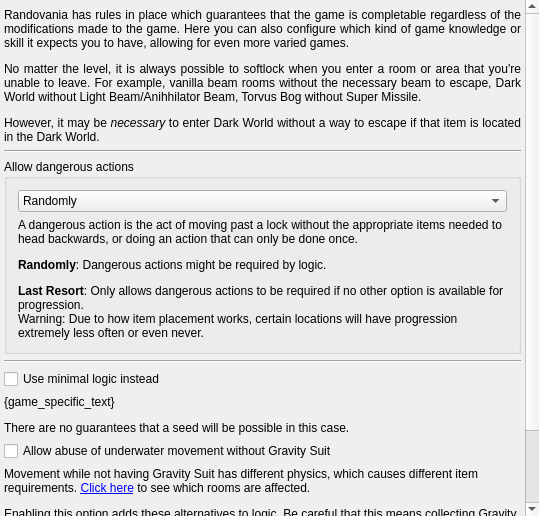
Old version of the form randovania/gui/ui_files/preset_trick_level.ui in the repository randovania/randovania.
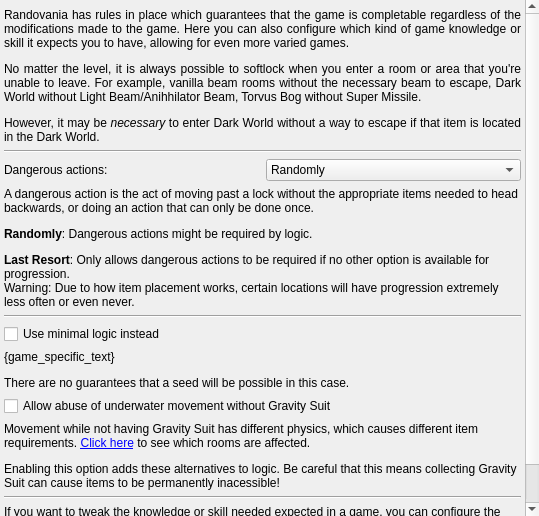
New version of the form.

Commit message: Don't use a group for the dangerous actions settings

Diff of the .ui file:
```diff
--- a/randovania/gui/ui_files/preset_trick_level.ui
+++ b/randovania/gui/ui_files/preset_trick_level.ui
@@ -50,7 +50,7 @@
          <x>0</x>
          <y>0</y>
          <width>525</width>
-         <height>666</height>
+         <height>625</height>
         </rect>
        </property>
        <layout class="QVBoxLayout" name="trick_level_layout">
@@ -87,11 +87,14 @@
          </widget>
         </item>
         <item>
-         <widget class="QGroupBox" name="dangerous_actions_group">
-          <property name="title">
-           <string>Allow dangerous actions</string>
-          </property>
-          <layout class="QVBoxLayout" name="verticalLayout_5">
+         <layout class="QHBoxLayout" name="dangerous_layout">
+          <item>
+           <widget class="QLabel" name="dangerous_label">
+            <property name="text">
+             <string>Dangerous actions:</string>
+            </property>
+           </widget>
+          </item>
            <item>
             <widget class="QComboBox" name="dangerous_combo">
              <item>
@@ -106,17 +109,16 @@
              </item>
             </widget>
            </item>
-           <item>
-            <widget class="QLabel" name="cutscene_label">
-             <property name="text">
-              <string>&lt;html&gt;&lt;head/&gt;&lt;body&gt;&lt;p&gt;A dangerous action is the act of moving past a lock without the appropriate items needed to head backwards, or doing an action that can only be done once.&lt;/p&gt;&lt;p&gt;&lt;span style=&quot; font-weight:600;&quot;&gt;Randomly&lt;/span&gt;: Dangerous actions might be required by logic.&lt;/p&gt;&lt;p&gt;&lt;span style=&quot; font-weight:600;&quot;&gt;Last Resort&lt;/span&gt;: Only allows dangerous actions to be required if no other option is available for progression.&lt;br/&gt;Warning: Due to how item placement works, certain locations will have progression extremely less often or even never.&lt;/p&gt;&lt;/body&gt;&lt;/html&gt;</string>
-             </property>
-             <property name="wordWrap">
-              <bool>true</bool>
-             </property>
-            </widget>
-           </item>
-          </layout>
+         </layout>
+        </item>
+        <item>
+         <widget class="QLabel" name="dangerous_description">
+          <property name="text">
+           <string>&lt;html&gt;&lt;head/&gt;&lt;body&gt;&lt;p&gt;A dangerous action is the act of moving past a lock without the appropriate items needed to head backwards, or doing an action that can only be done once.&lt;/p&gt;&lt;p&gt;&lt;span style=&quot; font-weight:600;&quot;&gt;Randomly&lt;/span&gt;: Dangerous actions might be required by logic.&lt;/p&gt;&lt;p&gt;&lt;span style=&quot; font-weight:600;&quot;&gt;Last Resort&lt;/span&gt;: Only allows dangerous actions to be required if no other option is available for progression.&lt;br/&gt;Warning: Due to how item placement works, certain locations will have progression extremely less often or even never.&lt;/p&gt;&lt;/body&gt;&lt;/html&gt;</string>
+          </property>
+          <property name="wordWrap">
+           <bool>true</bool>
+          </property>
          </widget>
         </item>
         <item>
```
Lines whose indentation alone changed are shown as unchanged.
